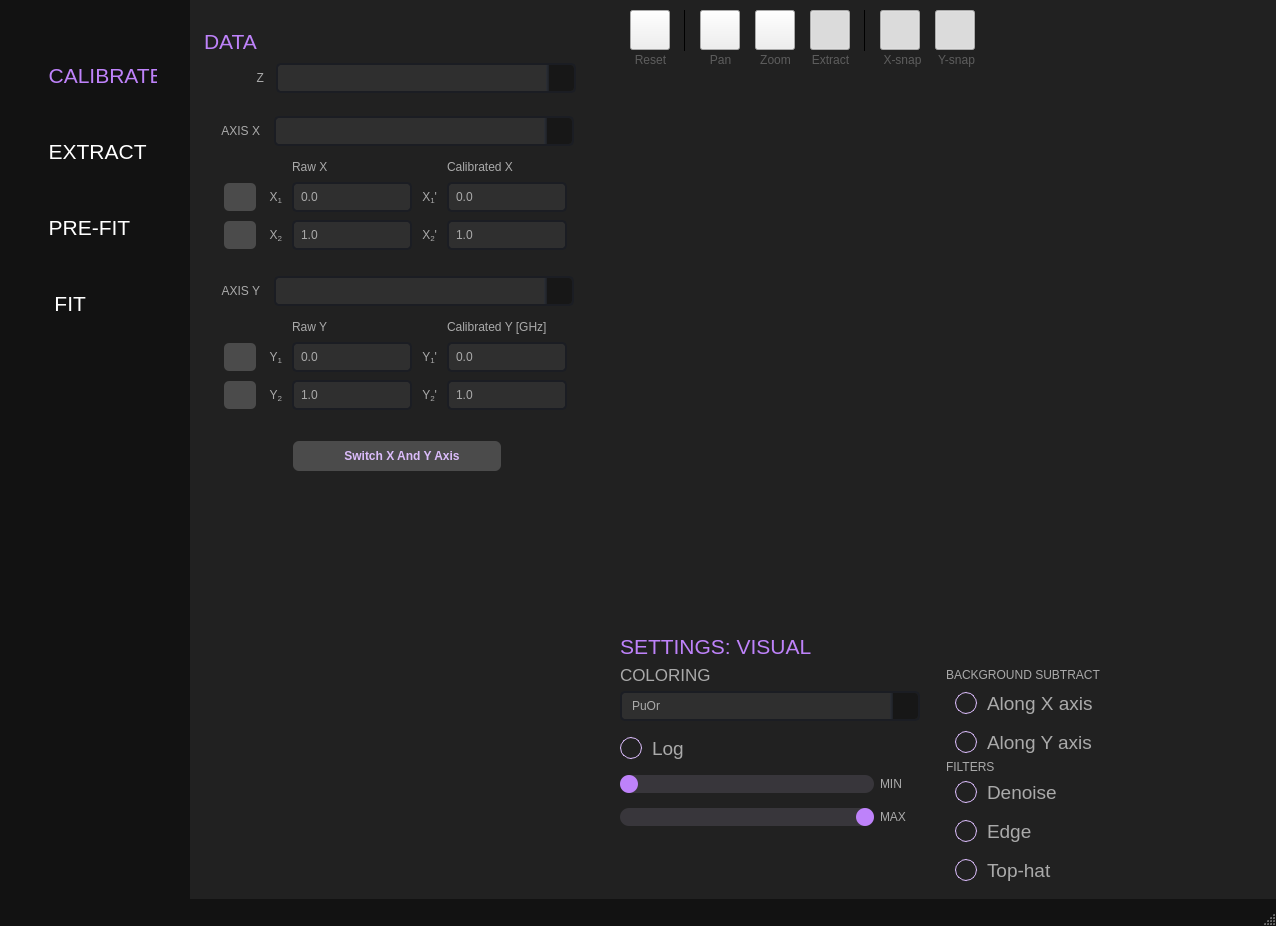
Qt form resources/ui_window.ui (scqubits/qfit) before a commit.
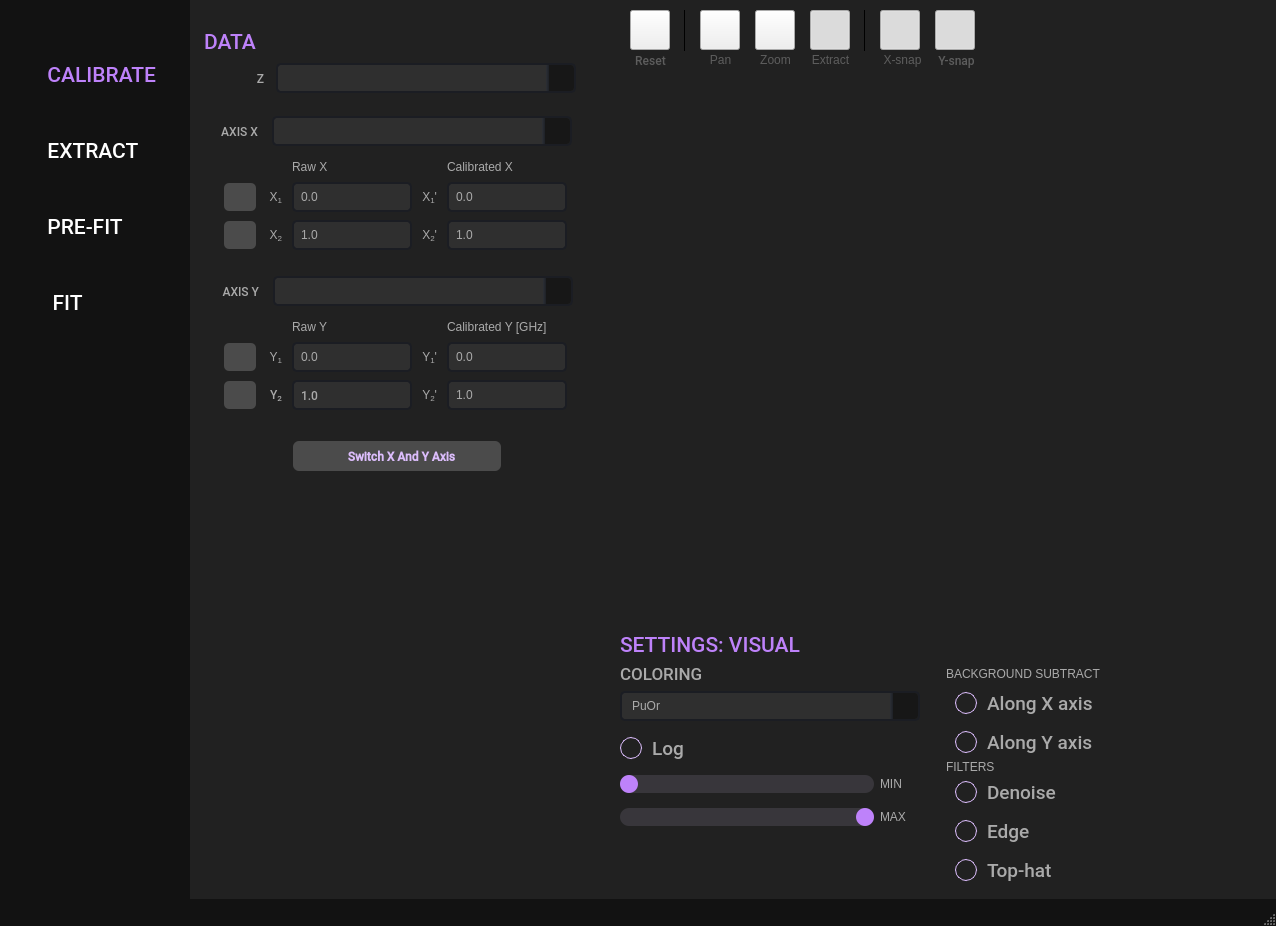
The same form after that commit. The open tabs and pages were chosen to show the change. Icons and pictures are not drawn. Custom widgets are drawn as their Qt base class.

```diff
--- a/resources/ui_window.ui
+++ b/resources/ui_window.ui
@@ -37,7 +37,7 @@
   </property>
   <property name="font">
    <font>
-    <family>Arial</family>
+    <family>Roboto Medium</family>
     <pointsize>7</pointsize>
    </font>
   </property>
@@ -511,7 +511,7 @@
          </property>
          <property name="font">
           <font>
-           <family>Arial</family>
+           <family>Roboto Medium</family>
           </font>
          </property>
          <property name="styleSheet">
@@ -822,7 +822,7 @@
                       </property>
                       <property name="font">
                        <font>
-                        <family>Arial</family>
+                        <family>Roboto Medium</family>
                         <pointsize>14</pointsize>
                        </font>
                       </property>
@@ -850,7 +850,7 @@
                       </property>
                       <property name="font">
                        <font>
-                        <family>Arial</family>
+                        <family>Roboto Medium</family>
                         <pointsize>14</pointsize>
                        </font>
                       </property>
@@ -915,7 +915,7 @@
                      <widget class="QCheckBox" name="waveletCheckBox">
                       <property name="font">
                        <font>
-                        <family>Arial</family>
+                        <family>Roboto Medium</family>
                         <pointsize>14</pointsize>
                        </font>
                       </property>
@@ -931,7 +931,7 @@
                      <widget class="QCheckBox" name="edgeFilterCheckBox">
                       <property name="font">
                        <font>
-                        <family>Arial</family>
+                        <family>Roboto Medium</family>
                         <pointsize>14</pointsize>
                        </font>
                       </property>
@@ -947,7 +947,7 @@
                      <widget class="QCheckBox" name="topHatCheckBox">
                       <property name="font">
                        <font>
-                        <family>Arial</family>
+                        <family>Roboto Medium</family>
                         <pointsize>14</pointsize>
                        </font>
                       </property>
@@ -1034,7 +1034,7 @@
                   <widget class="QCheckBox" name="logScaleCheckBox">
                    <property name="font">
                     <font>
-                     <family>Arial</family>
+                     <family>Roboto Medium</family>
                      <pointsize>14</pointsize>
                     </font>
                    </property>
@@ -1211,7 +1211,7 @@
                 </property>
                 <property name="font">
                  <font>
-                  <family>Arial</family>
+                  <family>Roboto Medium</family>
                   <pointsize>16</pointsize>
                   <italic>false</italic>
                   <fontweight>Light</fontweight>
@@ -1242,7 +1242,7 @@
                <widget class="QPushButton" name="coloringPushButton">
                 <property name="font">
                  <font>
-                  <family>Arial</family>
+                  <family>Roboto Medium</family>
                   <pointsize>13</pointsize>
                   <fontweight>Light</fontweight>
                  </font>
@@ -2250,7 +2250,7 @@
             </property>
             <property name="font">
              <font>
-              <family>Arial</family>
+              <family>Roboto Medium</family>
               <pointsize>16</pointsize>
               <fontweight>Light</fontweight>
              </font>
@@ -2292,7 +2292,7 @@
             </property>
             <property name="font">
              <font>
-              <family>Arial</family>
+              <family>Roboto Medium</family>
               <pointsize>16</pointsize>
               <fontweight>Light</fontweight>
              </font>
@@ -2350,7 +2350,7 @@
             </property>
             <property name="font">
              <font>
-              <family>Arial</family>
+              <family>Roboto Medium</family>
               <pointsize>16</pointsize>
               <fontweight>Light</fontweight>
              </font>
@@ -2451,7 +2451,7 @@
             </property>
             <property name="font">
              <font>
-              <family>Arial</family>
+              <family>Roboto Medium</family>
               <pointsize>16</pointsize>
               <fontweight>Light</fontweight>
              </font>
@@ -2796,7 +2796,7 @@
           </property>
           <property name="font">
            <font>
-            <family>Arial</family>
+            <family>Roboto Medium</family>
             <bold>false</bold>
            </font>
           </property>
@@ -2895,6 +2895,11 @@
             <height>20</height>
            </rect>
           </property>
+          <property name="font">
+           <font>
+            <family>Roboto Medium</family>
+           </font>
+          </property>
           <property name="styleSheet">
            <string notr="true">color: #5d5d5d; background-color: transparent;</string>
           </property>
@@ -2929,7 +2934,7 @@
          </property>
          <property name="font">
           <font>
-           <family>Arial</family>
+           <family>Roboto Medium</family>
            <pointsize>9</pointsize>
            <kerning>true</kerning>
           </font>
@@ -2965,6 +2970,11 @@
                <height>0</height>
               </size>
              </property>
+             <property name="font">
+              <font>
+               <family>Roboto Medium</family>
+              </font>
+             </property>
              <property name="cursor">
               <cursorShape>ArrowCursor</cursorShape>
              </property>
@@ -3027,7 +3037,7 @@
                    </property>
                    <property name="font">
                     <font>
-                     <family>Arial</family>
+                     <family>Roboto Medium</family>
                      <pointsize>16</pointsize>
                      <fontweight>Light</fontweight>
                     </font>
@@ -3760,6 +3770,11 @@
                      <height>16777215</height>
                     </size>
                    </property>
+                   <property name="font">
+                    <font>
+                     <family>Roboto Medium</family>
+                    </font>
+                   </property>
                    <property name="toolTip">
                     <string notr="true"/>
                    </property>
@@ -3917,6 +3932,11 @@
                      <verstretch>0</verstretch>
                     </sizepolicy>
                    </property>
+                   <property name="font">
+                    <font>
+                     <family>Roboto Medium</family>
+                    </font>
+                   </property>
                    <property name="text">
                     <string notr="true">&lt;html&gt;&lt;head/&gt;&lt;body&gt;&lt;p align=&quot;right&quot;&gt;Y&lt;span style=&quot; vertical-align:sub;&quot;&gt;2&lt;/span&gt;&lt;/p&gt;&lt;/body&gt;&lt;/html&gt;</string>
                    </property>
@@ -4099,7 +4119,7 @@
                    </property>
                    <property name="font">
                     <font>
-                     <family>Arial</family>
+                     <family>Roboto Medium</family>
                      <bold>true</bold>
                     </font>
                    </property>
```
Left out of the diff: 56 changed lines with no effect on the pictures.
